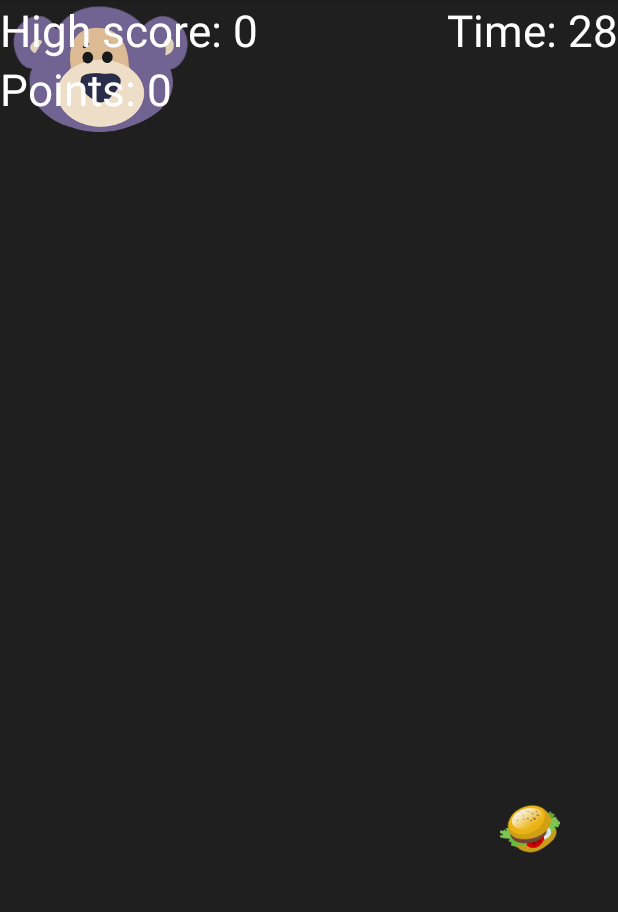
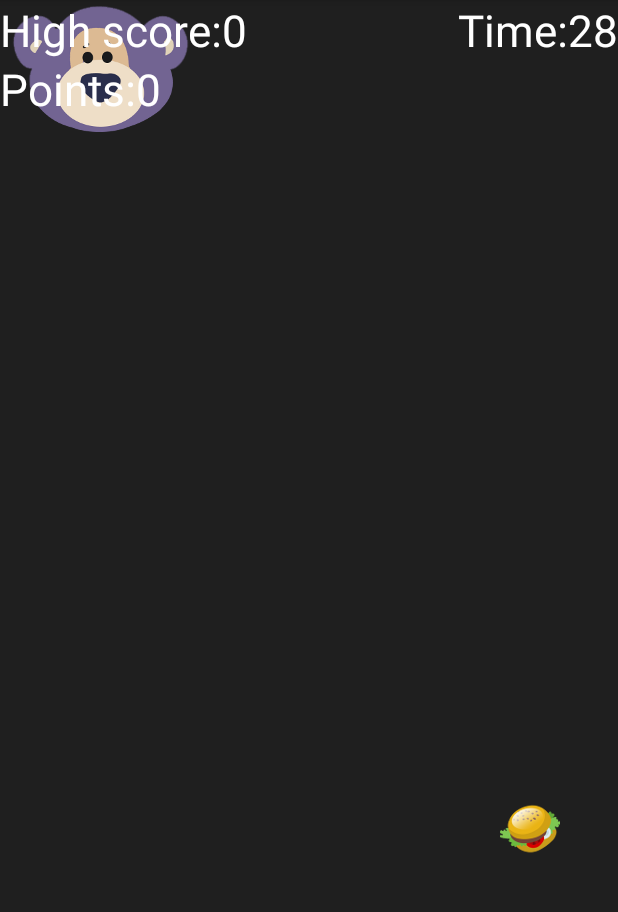
Before and after one commit to ahuskano/Sensors-Adventure, an Android app: the fragment FragmentGame shown on its own in the app's theme, on a phone screen of 412 x 824 dp, the part 84-996 px from its top. Run offline under Robolectric (Android 15) with nearby library versions, the phone set to English and light mode, and no system bars.

Commit message:
Get ride of string in gameview and changed image for shaker

```diff
--- a/app/src/main/java/hr/ahuskano/wufy/app/views/GameView.java
+++ b/app/src/main/java/hr/ahuskano/wufy/app/views/GameView.java
@@ -81,24 +81,24 @@ public class GameView extends ImageView {
             randomY.setSeed(maxY);
             return;
         }
-        Toast.makeText(context, "Max X and Max Y not seted", Toast.LENGTH_SHORT).show();
+        Toast.makeText(context, context.getString(R.string.max_min_error), Toast.LENGTH_SHORT).show();
     }
 
     public void start() {
         new CountDownTimer(30000, 1000) {
             @Override
             public void onTick(long milisec) {
-                time.setText("Time: " + milisec / 1000);
+                time.setText(context.getString(R.string.time_label) + milisec / 1000);
             }
 
             @Override
             public void onFinish() {
                 if (active) {
-                    time.setText("Finished");
+                    time.setText(context.getString(R.string.finished_label));
                     stoped = true;
                     if (SharedPreferenceManagment.getScore(getContext()) < coins) {
                         SharedPreferenceManagment.saveScore(getContext(), coins);
-                        highScore.setText("High score: " + coins);
+                        highScore.setText(context.getString(R.string.high_score_label) + coins);
                     }
 
                     if (dialog != null && !dialog.isShowing())
@@ -109,13 +109,13 @@ public class GameView extends ImageView {
             }
         }.start();
         coins = 0;
-        points.setText("Points: " + coins);
+        points.setText(context.getString(R.string.points_label) + coins);
 
     }
 
     private void setDialog() {
         dialog = new AlertDialog.Builder(context)
-                .setPositiveButton("Restart",
+                .setPositiveButton(context.getString(R.string.restart_label),
                         new DialogInterface.OnClickListener() {
                             public void onClick(DialogInterface dialo, int whichButton) {
                                 dialog.dismiss();
@@ -124,7 +124,7 @@ public class GameView extends ImageView {
                             }
                         }
                 )
-                .setNegativeButton("Finish",
+                .setNegativeButton(context.getString(R.string.finish_label),
                         new DialogInterface.OnClickListener() {
                             public void onClick(DialogInterface dialo, int whichButton) {
                                 dialog.dismiss();
@@ -166,7 +166,7 @@ public class GameView extends ImageView {
 
     private void updateCoins() {
         coins += 10;
-        points.setText("Points: " + coins);
+        points.setText(context.getString(R.string.points_label) + coins);
     }
 
     private boolean detectCollision() {
@@ -179,7 +179,7 @@ public class GameView extends ImageView {
 
     public void setHighScore(TextView highScore) {
         this.highScore = highScore;
-        this.highScore.setText("High score: " + SharedPreferenceManagment.getScore(getContext()));
+        this.highScore.setText(context.getString(R.string.high_score_label) + SharedPreferenceManagment.getScore(getContext()));
     }
 
     public void setActive(boolean active) {
--- a/app/src/main/res/layout/fragment_shuffed_detect.xml
+++ b/app/src/main/res/layout/fragment_shuffed_detect.xml
@@ -11,7 +11,7 @@
         android:layout_width="wrap_content"
         android:layout_marginTop="20dp"
         android:layout_centerHorizontal="true"
-        android:src="@drawable/shakeit">
+        android:src="@drawable/cale_shaker">
     </ImageView>
 
     <TextView
--- a/app/src/main/res/values/strings.xml
+++ b/app/src/main/res/values/strings.xml
@@ -46,6 +46,12 @@
     <string name="font_fontawesome">fontawesome.ttf</string>
 
     //GameView
-
+    <string name="max_min_error">Max X and Max Y not seted</string>
+    <string name="time_label">Time: </string>
+    <string name="finished_label">Finished</string>
+    <string name="high_score_label">High score: </string>
+    <string name="points_label">Points: </string>
+    <string name="restart_label">Restart</string>
+    <string name="finish_label">Finish</string>
 
 </resources>
```
